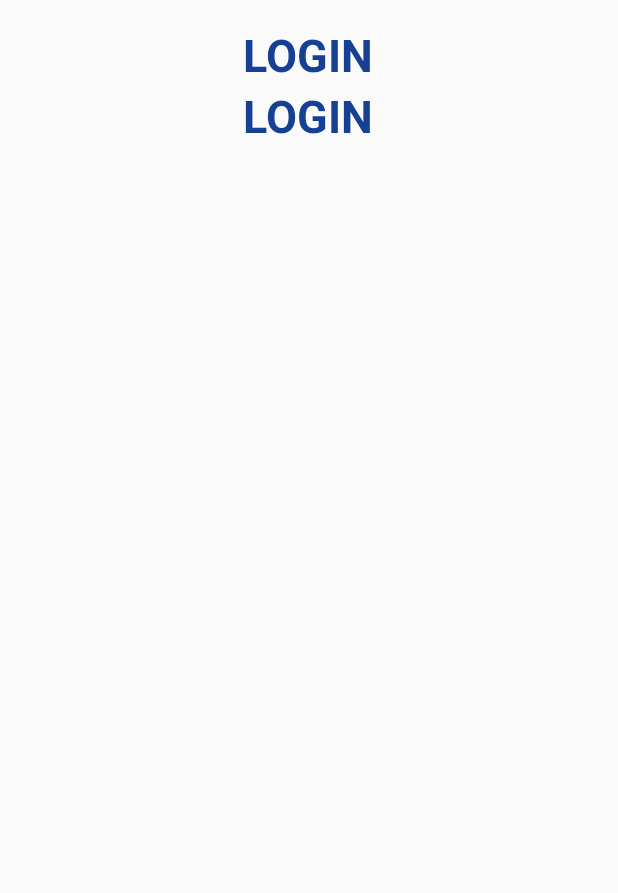
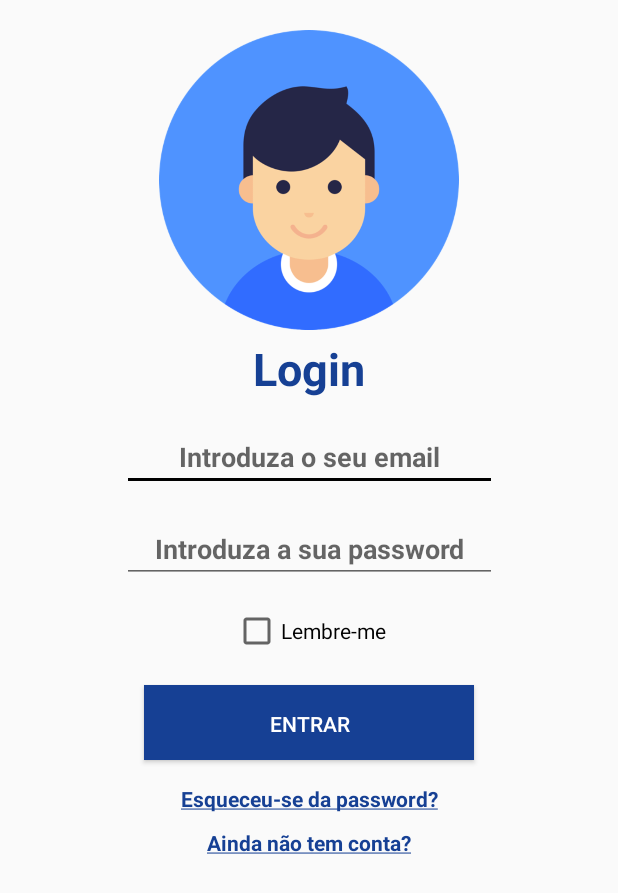
Before and after one commit to LeandroTrigo/GoAroundRepository, an Android app: the screen it shows after launch (DoLogin), on a phone screen of 412 x 824 dp. Shown: the top 893 px of the screen. Run offline under Robolectric (Android 15) with nearby library versions, the phone set to English and light mode, and no system bars.

Commit message:
Login Updated

```diff
--- a/Around/app/src/main/res/layout/login_activity_2.xml
+++ b/Around/app/src/main/res/layout/login_activity_2.xml
@@ -4,35 +4,110 @@
     xmlns:app="http://schemas.android.com/apk/res-auto"
     android:layout_width="match_parent"
     android:layout_height="match_parent"
-    android:layout_margin="16dp">
-
-    <TextView
-        android:id="@+id/teste"
-        android:layout_width="wrap_content"
-        android:layout_height="wrap_content"
-        android:text="LOGIN"
-        android:textColor="#164094"
-        android:textSize="30dp"
-        android:textStyle="bold"
-        app:layout_constraintEnd_toEndOf="parent"
-        app:layout_constraintHorizontal_bias="0.497"
-        app:layout_constraintStart_toStartOf="parent"
-        app:layout_constraintTop_toTopOf="parent"></TextView>
-
-
-    <TextView
-        android:layout_width="wrap_content"
-        android:layout_height="wrap_content"
-        android:text="LOGIN"
-        android:textColor="#164094"
-        android:textSize="30dp"
-        android:textStyle="bold"
-        app:layout_constraintEnd_toEndOf="parent"
-        app:layout_constraintHorizontal_bias="0.497"
-        app:layout_constraintStart_toStartOf="parent"
-        app:layout_constraintTop_toBottomOf="@id/teste"></TextView>
+    android:layout_margin="20dp">
 
 
 
 
+    <ImageView
+        android:id="@+id/login_icon"
+        android:layout_width="200dp"
+        android:layout_height="200dp"
+        android:textSize="30dp"
+        android:textStyle="bold"
+        app:layout_constraintEnd_toEndOf="parent"
+        app:layout_constraintStart_toStartOf="parent"
+        app:srcCompat="@drawable/login"
+        app:layout_constraintTop_toTopOf="parent"></ImageView>
+
+    <TextView
+        android:id="@+id/textlogin"
+        android:layout_width="wrap_content"
+        android:layout_height="wrap_content"
+        android:text="@string/login_pt"
+        android:textColor="#164094"
+        android:textSize="30dp"
+        android:layout_marginTop="5dp"
+        android:textStyle="bold"
+        app:layout_constraintEnd_toEndOf="parent"
+        app:layout_constraintStart_toStartOf="parent"
+        app:layout_constraintTop_toBottomOf="@id/login_icon"></TextView>
+
+    <EditText
+        android:id="@+id/email"
+        android:layout_width="250dp"
+        android:layout_height="wrap_content"
+        android:hint="@string/login_email_pt"
+        android:textColor="#164094"
+        android:textAlignment="center"
+        android:layout_marginTop="16dp"
+        android:textStyle="bold"
+        app:layout_constraintEnd_toEndOf="parent"
+        app:layout_constraintStart_toStartOf="parent"
+        app:layout_constraintTop_toBottomOf="@id/textlogin"></EditText>
+
+
+
+    <EditText
+        android:id="@+id/pass"
+        android:layout_width="250dp"
+        android:layout_height="wrap_content"
+        android:hint="@string/login_pass_pt"
+        android:textColor="#164094"
+        android:textAlignment="center"
+        android:layout_marginTop="16dp"
+        android:textStyle="bold"
+        app:layout_constraintEnd_toEndOf="parent"
+        app:layout_constraintStart_toStartOf="parent"
+        app:layout_constraintTop_toBottomOf="@id/email"></EditText>
+
+    <CheckBox
+        android:id="@+id/checkboxlogin"
+        android:layout_width="wrap_content"
+        android:layout_height="wrap_content"
+        android:layout_marginTop="16dp"
+        app:layout_constraintEnd_toEndOf="parent"
+        app:layout_constraintStart_toStartOf="parent"
+        app:layout_constraintTop_toBottomOf="@id/pass"
+        android:text="@string/remember_pt">
+
+    </CheckBox>
+
+    <Button
+    android:id="@+id/button_login"
+    style="@style/button"
+    android:layout_width="wrap_content"
+    android:layout_height="wrap_content"
+    android:layout_marginTop="20dp"
+    app:layout_constraintEnd_toEndOf="parent"
+    app:layout_constraintStart_toStartOf="parent"
+    android:text="@string/logar_pt"
+    app:layout_constraintTop_toBottomOf="@id/checkboxlogin"></Button>
+
+    <TextView
+        android:id="@+id/esqueceu"
+        android:layout_width="wrap_content"
+        android:layout_height="wrap_content"
+        android:text="@string/reset_pass_pt"
+        android:textColor="#164094"
+        android:textStyle="bold"
+        android:layout_marginTop="16dp"
+        app:layout_constraintEnd_toEndOf="parent"
+        app:layout_constraintStart_toStartOf="parent"
+        app:layout_constraintTop_toBottomOf="@id/button_login"></TextView>
+
+    <TextView
+        android:id="@+id/nova_conta"
+        android:layout_width="wrap_content"
+        android:layout_height="wrap_content"
+        android:text="@string/nova_conta_pt"
+        android:textColor="#164094"
+        android:layout_marginTop="10dp"
+        android:textStyle="bold"
+        app:layout_constraintEnd_toEndOf="parent"
+        app:layout_constraintStart_toStartOf="parent"
+        app:layout_constraintTop_toBottomOf="@id/esqueceu"></TextView>
+
+
+
 </androidx.constraintlayout.widget.ConstraintLayout>
--- a/Around/app/src/main/res/values/strings.xml
+++ b/Around/app/src/main/res/values/strings.xml
@@ -17,4 +17,11 @@
     <string name="application_name_pt">Go Around</string>
     <string name="conta_pt">Entrar Com Conta</string>
     <string name="sem_conta_pt">Entrar Como Anonimo</string>
+    <string name="login_pt">Login</string>
+    <string name="login_email_pt">Introduza o seu email</string>
+    <string name="login_pass_pt">Introduza a sua password</string>
+    <string name="remember_pt">Lembre-me</string>
+    <string name="logar_pt">Entrar</string>
+    <string name="reset_pass_pt"><u>Esqueceu-se da password?</u></string>
+    <string name="nova_conta_pt"><u>Ainda não tem conta?</u></string>
 </resources>
--- a/Around/app/src/main/res/values/styles.xml
+++ b/Around/app/src/main/res/values/styles.xml
@@ -3,9 +3,9 @@
     <!-- Base application theme. -->
     <style name="AppTheme" parent="Theme.AppCompat.Light.DarkActionBar">
         <!-- Customize your theme here. -->
-        <item name="colorPrimary">@color/colorPrimary</item>
-        <item name="colorPrimaryDark">@color/colorPrimaryDark</item>
-        <item name="colorAccent">@color/colorAccent</item>
+        <item name="colorPrimary">#000</item>
+        <item name="colorPrimaryDark">#000</item>
+        <item name="colorAccent">#000</item>
     </style>
 
     <style name="AppTheme.NoActionBar">
```
Also changed, not shown: Around/app/src/main/res/drawable/login.png (added).
